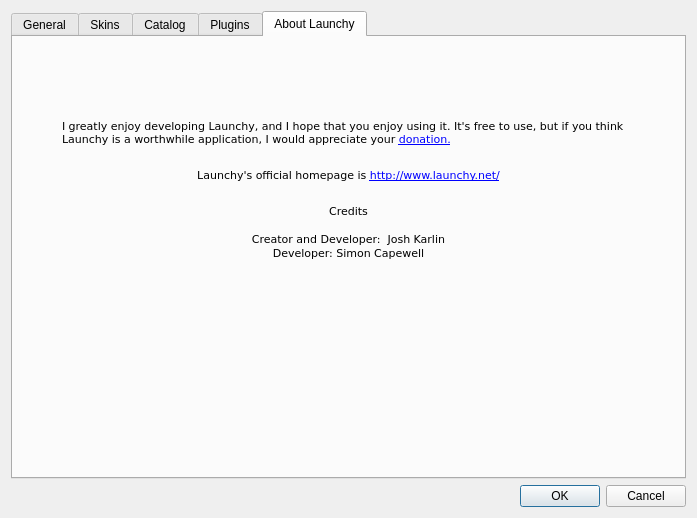
Before: the Qt Designer form src/options.ui in pablorusso/launchy, drawn with Qt 5.
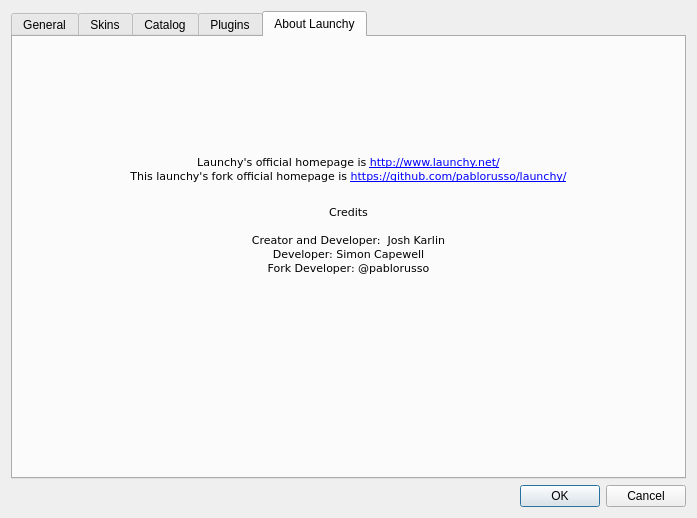
After: the same form once the commit is applied. Icons and pictures are not drawn. Custom widgets are drawn as their Qt base class.

```diff
--- a/src/options.ui
+++ b/src/options.ui
@@ -1069,7 +1069,7 @@
 &lt;html&gt;&lt;head&gt;&lt;meta name=&quot;qrichtext&quot; content=&quot;1&quot; /&gt;&lt;style type=&quot;text/css&quot;&gt;
 p, li { white-space: pre-wrap; }
 &lt;/style&gt;&lt;/head&gt;&lt;body style=&quot; font-family:'Verdana'; font-size:8.25pt; font-weight:400; font-style:normal;&quot;&gt;
-&lt;p style=&quot; margin-top:0px; margin-bottom:0px; margin-left:0px; margin-right:0px; -qt-block-indent:0; text-indent:0px;&quot;&gt;&lt;span style=&quot; font-size:8pt;&quot;&gt;I greatly enjoy developing Launchy, and I hope that you enjoy using it. It's free to use, but if you think Launchy is a worthwhile application, I would appreciate your &lt;/span&gt;&lt;a href=&quot;http://www.launchy.net/#donate&quot;&gt;&lt;span style=&quot; font-size:8pt; text-decoration: underline; color:#0000ff;&quot;&gt;donation.&lt;/span&gt;&lt;/a&gt;&lt;/p&gt;&lt;/body&gt;&lt;/html&gt;</string>
+&lt;/body&gt;&lt;/html&gt;</string>
            </property>
            <property name="wordWrap">
             <bool>true</bool>
@@ -1096,7 +1096,7 @@
             <string>&lt;html&gt;&lt;head&gt;&lt;meta name=&quot;qrichtext&quot; content=&quot;1&quot; /&gt;&lt;style type=&quot;text/css&quot;&gt;
 p, li { white-space: pre-wrap; }
 &lt;/style&gt;&lt;/head&gt;&lt;body style=&quot; font-family:'Verdana'; font-size:8.25pt; font-weight:400; font-style:normal;&quot;&gt;
-&lt;p style=&quot; margin-top:0px; margin-bottom:0px; margin-left:0px; margin-right:0px; -qt-block-indent:0; text-indent:0px; font-size:8pt;&quot;&gt;Launchy's official homepage is &lt;a href=&quot;http://www.launchy.net/&quot;&gt;&lt;span style=&quot; text-decoration: underline; color:#0000ff;&quot;&gt;http://www.launchy.net/&lt;/span&gt;&lt;/a&gt;&lt;/p&gt;&lt;/body&gt;&lt;/html&gt;</string>
+&lt;p style=&quot; margin-top:0px; margin-bottom:0px; margin-left:0px; margin-right:0px; -qt-block-indent:0; text-indent:0px; font-size:8pt;&quot;&gt;Launchy's official homepage is &lt;a href=&quot;http://www.launchy.net/&quot;&gt;&lt;span style=&quot; text-decoration: underline; color:#0000ff;&quot;&gt;http://www.launchy.net/&lt;/span&gt;&lt;/a&gt;&lt;/p&gt;&lt;p style=&quot; margin-top:0px; margin-bottom:0px; margin-left:0px; margin-right:0px; -qt-block-indent:0; text-indent:0px; font-size:8pt;&quot;&gt;This launchy's fork official homepage is &lt;a href=&quot;https://github.com/pablorusso/launchy/&quot;&gt;&lt;span style=&quot; text-decoration: underline; color:#0000ff;&quot;&gt;https://github.com/pablorusso/launchy/&lt;/span&gt;&lt;/a&gt;&lt;/p&gt;&lt;/body&gt;&lt;/html&gt;</string>
            </property>
            <property name="textFormat">
             <enum>Qt::RichText</enum>
@@ -1139,7 +1139,8 @@
 &lt;p align=&quot;center&quot; style=&quot; margin-top:0px; margin-bottom:0px; margin-left:0px; margin-right:0px; -qt-block-indent:0; text-indent:0px;&quot;&gt;&lt;span style=&quot; font-size:8pt;&quot;&gt;Credits&lt;/span&gt;&lt;/p&gt;
 &lt;p align=&quot;center&quot; style=&quot;-qt-paragraph-type:empty; margin-top:0px; margin-bottom:0px; margin-left:0px; margin-right:0px; -qt-block-indent:0; text-indent:0px; font-size:8pt;&quot;&gt;&lt;/p&gt;
 &lt;p style=&quot; margin-top:0px; margin-bottom:0px; margin-left:0px; margin-right:0px; -qt-block-indent:0; text-indent:0px;&quot;&gt;&lt;span style=&quot; font-size:8pt;&quot;&gt;Creator and Developer:  Josh Karlin&lt;/span&gt;&lt;/p&gt;
-&lt;p style=&quot; margin-top:0px; margin-bottom:0px; margin-left:0px; margin-right:0px; -qt-block-indent:0; text-indent:0px;&quot;&gt;&lt;span style=&quot; font-size:8pt;&quot;&gt;Developer: Simon Capewell&lt;/span&gt;&lt;/p&gt;&lt;/body&gt;&lt;/html&gt;</string>
+&lt;p style=&quot; margin-top:0px; margin-bottom:0px; margin-left:0px; margin-right:0px; -qt-block-indent:0; text-indent:0px;&quot;&gt;&lt;span style=&quot; font-size:8pt;&quot;&gt;Developer: Simon Capewell&lt;/span&gt;&lt;/p&gt;
+&lt;p style=&quot; margin-top:0px; margin-bottom:0px; margin-left:0px; margin-right:0px; -qt-block-indent:0; text-indent:0px;&quot;&gt;&lt;span style=&quot; font-size:8pt;&quot;&gt;Fork Developer: @pablorusso&lt;/span&gt;&lt;/p&gt;&lt;/body&gt;&lt;/html&gt;</string>
            </property>
            <property name="alignment">
             <set>Qt::AlignCenter</set>
```
